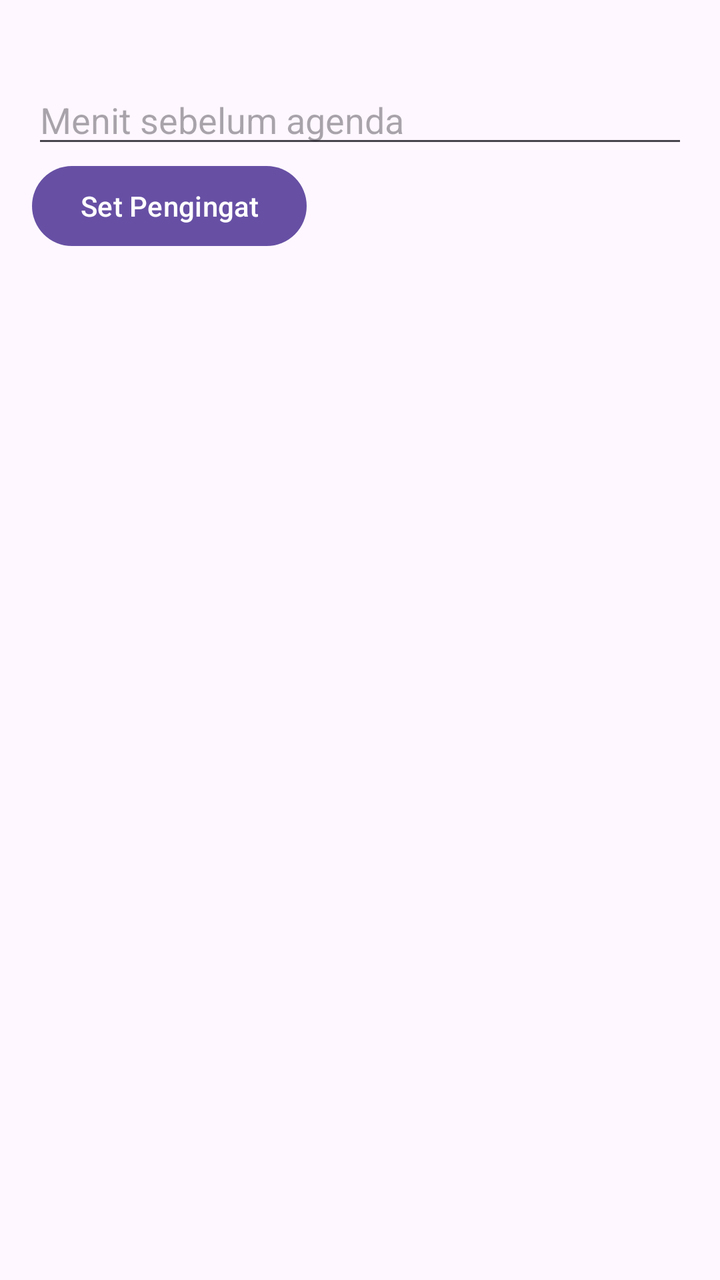
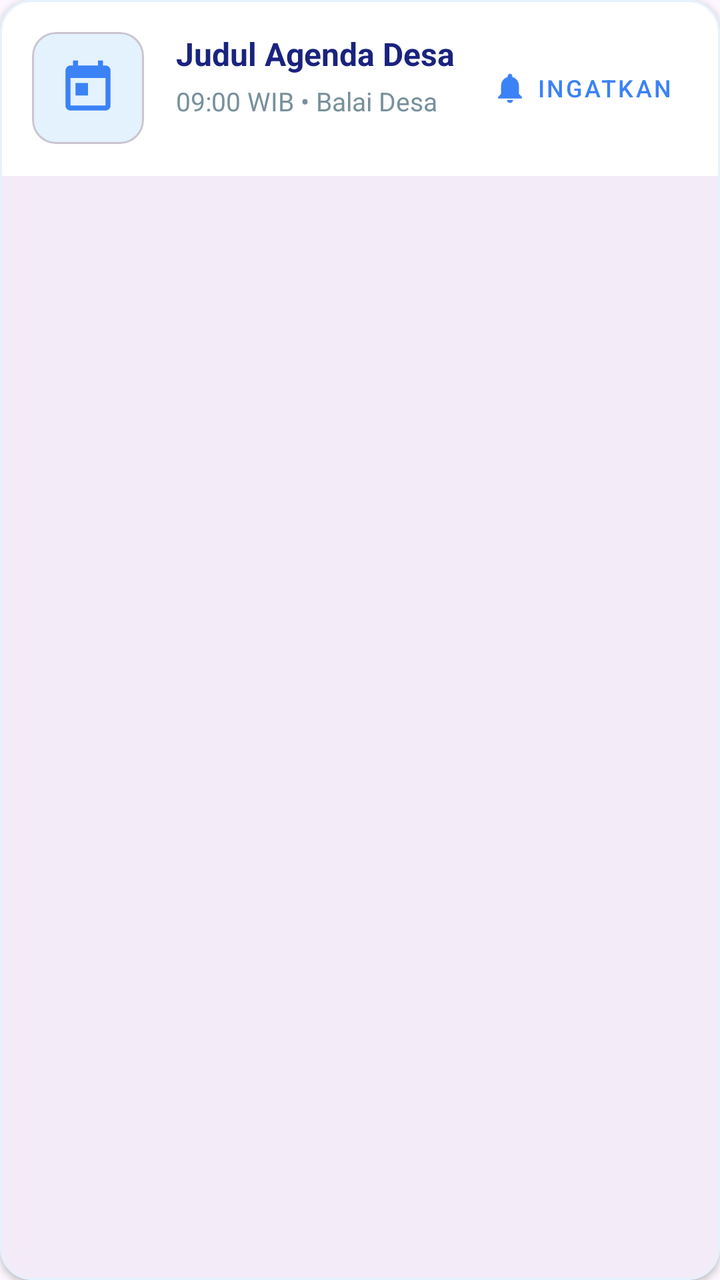

Compare the two renders of this Android layout. The source of the first and the diff that turns it into the second are given below.
<!-- AndroidManifest.xml: application theme Theme.Naylaai -->
<!-- res/layout/item_agenda.xml -->
<LinearLayout xmlns:android="http://schemas.android.com/apk/res/android"
    android:layout_width="match_parent"
    android:layout_height="wrap_content"
    android:orientation="vertical"
    android:padding="16dp"
    android:background="?attr/selectableItemBackground">

    <TextView android:id="@+id/tvAgendaTitle"
        android:layout_width="wrap_content"
        android:layout_height="wrap_content"
        android:textStyle="bold"
        android:textSize="16sp" />

    <EditText android:id="@+id/edtMenitItem"
        android:layout_width="match_parent"
        android:layout_height="wrap_content"
        android:hint="Menit sebelum agenda"
        android:inputType="number" />

    <Button android:id="@+id/btnSetReminderItem"
        android:layout_width="wrap_content"
        android:layout_height="wrap_content"
        android:text="Set Pengingat" />
</LinearLayout>
<!-- resources referenced by this layout -->
<resources>
  <style name="Theme.Naylaai" parent="Base.Theme.Naylaai" />
  <style name="Base.Theme.Naylaai" parent="Theme.Material3.DayNight.NoActionBar">
          
          
      </style>
</resources>

<!-- the commit's change to res/layout/item_agenda.xml (unified diff, before → after) -->
@@ -1,24 +1,120 @@
-<LinearLayout xmlns:android="http://schemas.android.com/apk/res/android"
+<?xml version="1.0" encoding="utf-8"?>
+<com.google.android.material.card.MaterialCardView xmlns:android="http://schemas.android.com/apk/res/android"
+    xmlns:app="http://schemas.android.com/apk/res-auto"
     android:layout_width="match_parent"
     android:layout_height="wrap_content"
-    android:orientation="vertical"
-    android:padding="16dp"
-    android:background="?attr/selectableItemBackground">
+    android:layout_marginHorizontal="16dp"
+    android:layout_marginVertical="8dp"
+    app:cardCornerRadius="16dp"
+    app:cardElevation="2dp"
+    app:strokeWidth="1dp"
+    app:strokeColor="@color/card_light_blue">
 
-    <TextView android:id="@+id/tvAgendaTitle"
-        android:layout_width="wrap_content"
-        android:layout_height="wrap_content"
-        android:textStyle="bold"
-        android:textSize="16sp" />
-
-    <EditText android:id="@+id/edtMenitItem"
+    <androidx.constraintlayout.widget.ConstraintLayout
         android:layout_width="match_parent"
         android:layout_height="wrap_content"
-        android:hint="Menit sebelum agenda"
-        android:inputType="number" />
+        android:padding="16dp"
+        android:background="@color/white">
 
-    <Button android:id="@+id/btnSetReminderItem"
-        android:layout_width="wrap_content"
-        android:layout_height="wrap_content"
-        android:text="Set Pengingat" />
-</LinearLayout>
+        
+        <com.google.android.material.card.MaterialCardView
+            android:id="@+id/iconContainer"
+            android:layout_width="56dp"
+            android:layout_height="56dp"
+            app:cardCornerRadius="12dp"
+            app:cardElevation="0dp"
+            app:cardBackgroundColor="@color/card_light_blue"
+            app:layout_constraintStart_toStartOf="parent"
+            app:layout_constraintTop_toTopOf="parent">
+            <ImageView
+                android:layout_width="30dp"
+                android:layout_height="30dp"
+                android:layout_gravity="center"
+                android:src="@drawable/ic_agenda"
+                app:tint="@color/primary_blue" />
+        </com.google.android.material.card.MaterialCardView>
+
+        <TextView
+            android:id="@+id/tvAgendaTitle"
+            android:layout_width="0dp"
+            android:layout_height="wrap_content"
+            android:layout_marginStart="16dp"
+            android:text="Judul Agenda Desa"
+            android:textColor="@color/text_primary"
+            android:textSize="16sp"
+            android:textStyle="bold"
+            app:layout_constraintEnd_toStartOf="@id/btnSetReminder"
+            app:layout_constraintStart_toEndOf="@id/iconContainer"
+            app:layout_constraintTop_toTopOf="@id/iconContainer" />
+
+        <TextView
+            android:id="@+id/tvAgendaInfo"
+            android:layout_width="0dp"
+            android:layout_height="wrap_content"
+            android:layout_marginTop="4dp"
+            android:text="09:00 WIB • Balai Desa"
+            android:textColor="@color/text_secondary"
+            android:textSize="13sp"
+            app:layout_constraintEnd_toEndOf="@id/tvAgendaTitle"
+            app:layout_constraintStart_toStartOf="@id/tvAgendaTitle"
+            app:layout_constraintTop_toBottomOf="@id/tvAgendaTitle" />
+
+        
+        <com.google.android.material.button.MaterialButton
+            android:id="@+id/btnSetReminder"
+            style="@style/Widget.MaterialComponents.Button.TextButton.Icon"
+            android:layout_width="wrap_content"
+            android:layout_height="wrap_content"
+            android:text="Ingatkan"
+            android:textColor="@color/primary_blue"
+            android:textSize="12sp"
+            app:icon="@drawable/ic_notifications"
+            app:iconSize="18dp"
+            app:iconTint="@color/primary_blue"
+            app:layout_constraintBottom_toBottomOf="parent"
+            app:layout_constraintEnd_toEndOf="parent"
+            app:layout_constraintTop_toTopOf="parent" />
+
+        
+        <LinearLayout
+            android:id="@+id/reminderInputLayout"
+            android:layout_width="0dp"
+            android:layout_height="wrap_content"
+            android:layout_marginTop="12dp"
+            android:orientation="horizontal"
+            android:visibility="gone"
+            app:layout_constraintEnd_toEndOf="parent"
+            app:layout_constraintStart_toStartOf="parent"
+            app:layout_constraintTop_toBottomOf="@id/iconContainer">
+
+            <com.google.android.material.textfield.TextInputLayout
+                style="@style/Widget.MaterialComponents.TextInputLayout.OutlinedBox"
+                android:layout_width="0dp"
+                android:layout_height="wrap_content"
+                android:layout_weight="1"
+                android:hint="Menit sebelum"
+                app:boxCornerRadiusBottomEnd="8dp"
+                app:boxCornerRadiusBottomStart="8dp"
+                app:boxCornerRadiusTopEnd="8dp"
+                app:boxCornerRadiusTopStart="8dp">
+
+                <com.google.android.material.textfield.TextInputEditText
+                    android:id="@+id/edtMenitItem"
+                    android:layout_width="match_parent"
+                    android:layout_height="wrap_content"
+                    android:inputType="number"
+                    android:textSize="14sp" />
+            </com.google.android.material.textfield.TextInputLayout>
+
+            <com.google.android.material.button.MaterialButton
+                android:id="@+id/btnConfirmReminder"
+                android:layout_width="wrap_content"
+                android:layout_height="wrap_content"
+                android:layout_gravity="center_vertical"
+                android:layout_marginStart="8dp"
+                android:text="Set"
+                app:cornerRadius="8dp" />
+        </LinearLayout>
+
+    </androidx.constraintlayout.widget.ConstraintLayout>
+</com.google.android.material.card.MaterialCardView>
<!-- resource entries referenced after the edit -->
@@ -1,5 +1,30 @@
 <!-- resources referenced by this layout -->
 <resources>
+  <color name="card_light_blue">#E3F2FD</color>
+  <color name="primary_blue">#3B82F6</color>
+  <color name="text_primary">#1A237E</color>
+  <color name="text_secondary">#78909C</color>
+  <color name="white">#FFFFFFFF</color>
+  <!-- drawable ic_agenda (drawable) -->
+  <vector xmlns:android="http://schemas.android.com/apk/res/android"
+      android:width="24dp"
+      android:height="24dp"
+      android:viewportWidth="24"
+      android:viewportHeight="24">
+      <path
+          android:fillColor="@android:color/black"
+          android:pathData="M19,3h-1V1h-2v2H8V1H6v2H5C3.89,3 3.01,3.9 3.01,5L3,19c0,1.1 0.89,2 2,2h14c1.1,0 2,-0.9 2,-2V5C21,3.9 20.1,3 19,3zM19,19H5V8h14V19zM7,10h5v5H7V10z" />
+  </vector>
+  <!-- drawable ic_notifications (drawable) -->
+  <vector xmlns:android="http://schemas.android.com/apk/res/android"
+      android:width="24dp"
+      android:height="24dp"
+      android:viewportWidth="24"
+      android:viewportHeight="24">
+      <path
+          android:fillColor="@android:color/black"
+          android:pathData="M12,22c1.1,0 2,-0.9 2,-2h-4C10,21.1 10.9,22 12,22zM18,16v-5c0,-3.07 -1.63,-5.64 -4.5,-6.32V4c0,-0.83 -0.67,-1.5 -1.5,-1.5s-1.5,0.67 -1.5,1.5v0.68C7.64,5.36 6,7.92 6,11v5l-2,2v1h16v-1L18,16z" />
+  </vector>
   <style name="Theme.Naylaai" parent="Base.Theme.Naylaai" />
   <style name="Base.Theme.Naylaai" parent="Theme.Material3.DayNight.NoActionBar">
           
